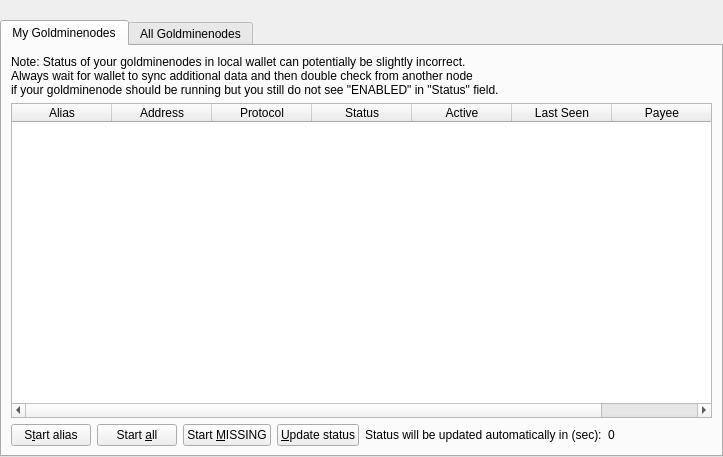
AdvancedTechnologyCoin/arc_core, file src/qt/forms/goldminenodelist.ui: the form before one commit.
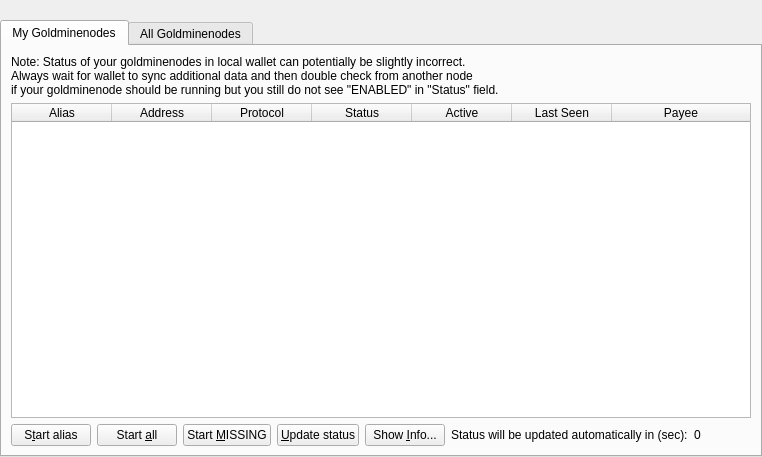
The form after the commit.

What changed in the file:
```diff
--- a/src/qt/forms/goldminenodelist.ui
+++ b/src/qt/forms/goldminenodelist.ui
@@ -6,7 +6,7 @@
    <rect>
     <x>0</x>
     <y>0</y>
-    <width>723</width>
+    <width>762</width>
     <height>457</height>
    </rect>
   </property>
@@ -172,6 +172,16 @@
                </property>
               </widget>
              </item>
+             <item>
+              <widget class="QPushButton" name="QRButton">
+               <property name="toolTip">
+                <string>Show additional Goldminenode information</string>
+               </property>
+               <property name="text">
+                <string>Show &amp;Info...</string>
+               </property>
+              </widget>
+             </item>
              <item>
               <widget class="QLabel" name="autoupdate_label">
                <property name="text">
```
Left out of the diff: 8 changed lines with no effect on the pictures.
